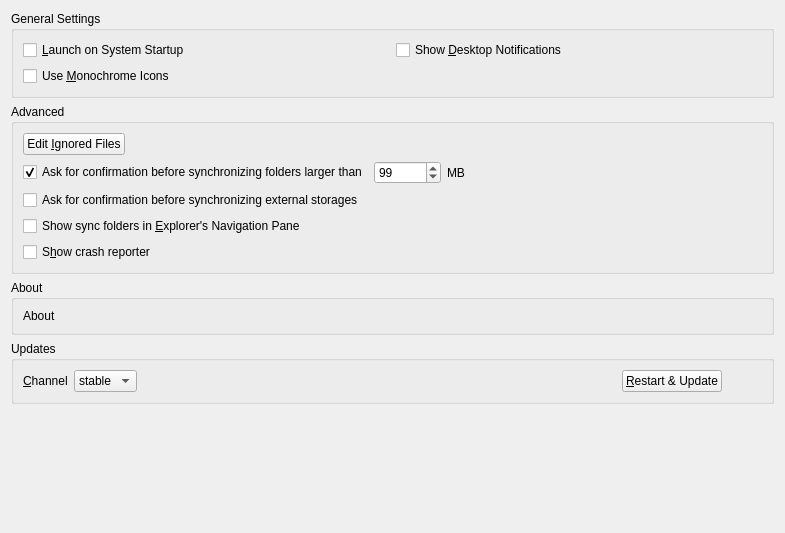
Above: src/gui/generalsettings.ui from GrossLukas/client before the change. Below: the same form after it.
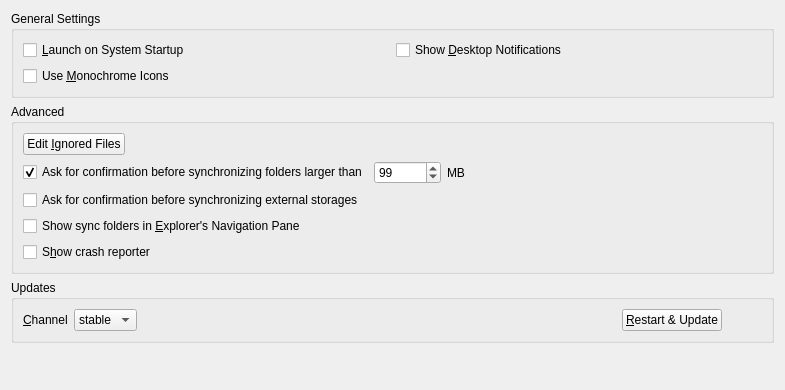
That is the form after the change.

Commit message:
Introduce an about dialog
Every proper application has that!

For decreasing window height in #6075

What changed in the file:
```diff
--- a/src/gui/generalsettings.ui
+++ b/src/gui/generalsettings.ui
@@ -7,7 +7,7 @@
     <x>0</x>
     <y>0</y>
     <width>785</width>
-    <height>533</height>
+    <height>390</height>
    </rect>
   </property>
   <property name="windowTitle">
@@ -48,28 +48,6 @@
     </widget>
    </item>
    <item row="2" column="0">
-    <widget class="QGroupBox" name="aboutGroupBox">
-     <property name="title">
-      <string>About</string>
-     </property>
-     <layout class="QVBoxLayout" name="verticalLayout_3">
-      <item>
-       <widget class="QLabel" name="aboutLabel">
-        <property name="sizePolicy">
-         <sizepolicy hsizetype="Preferred" vsizetype="Minimum">
-          <horstretch>0</horstretch>
-          <verstretch>0</verstretch>
-         </sizepolicy>
-        </property>
-        <property name="text">
-         <string>About</string>
-        </property>
-       </widget>
-      </item>
-     </layout>
-    </widget>
-   </item>
-   <item row="3" column="0">
     <widget class="QGroupBox" name="updatesGroupBox">
      <property name="title">
       <string>Updates</string>
@@ -160,7 +138,7 @@
      </layout>
     </widget>
    </item>
-   <item row="4" column="0">
+   <item row="3" column="0">
     <spacer name="verticalSpacer">
      <property name="orientation">
       <enum>Qt::Vertical</enum>
```
The commit also changes 3 other files.
